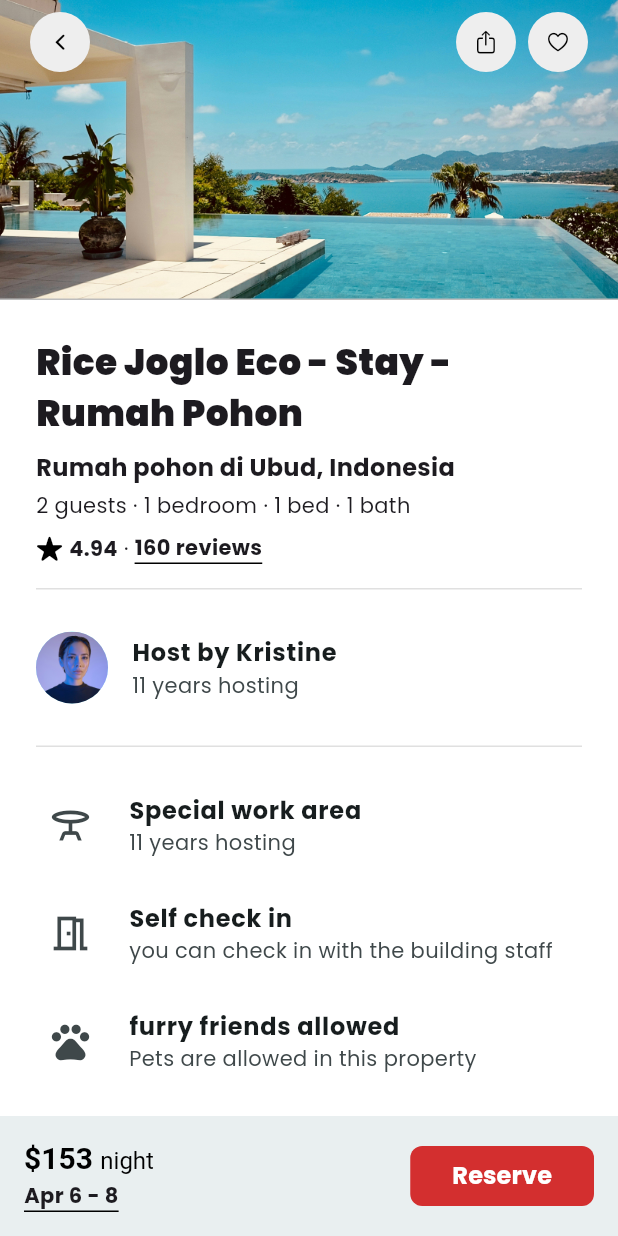
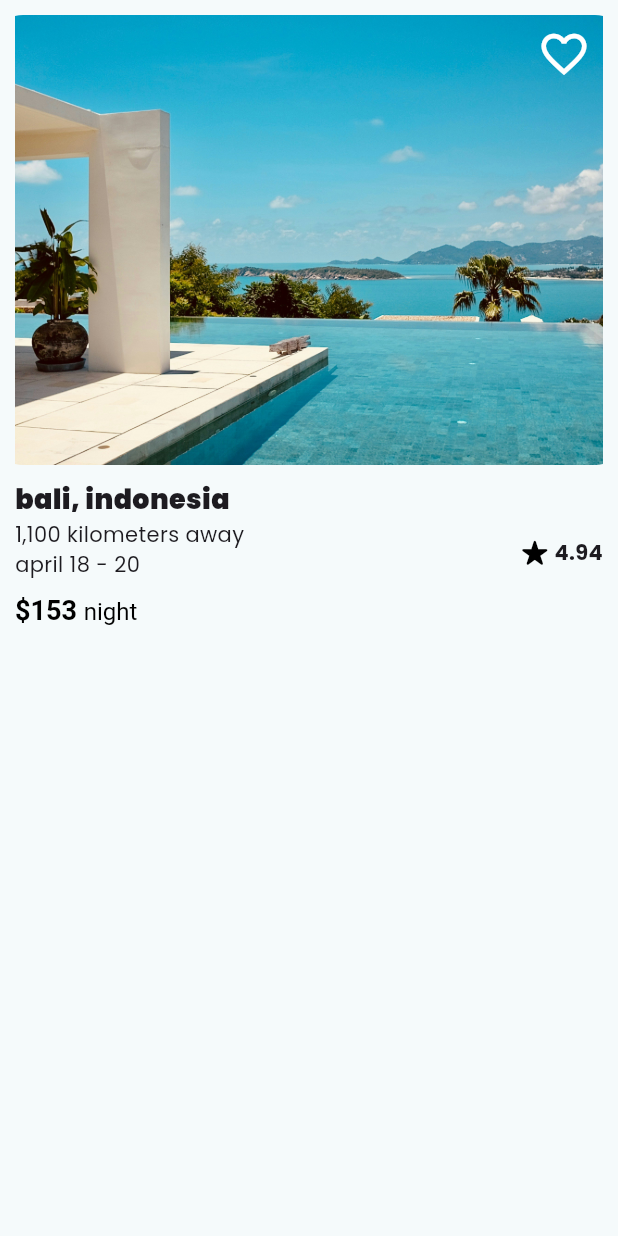
Before and after one commit to kelvinhandoko/airbnb-clone, a Flutter app: the screen it shows after launch, on a phone screen of 412 x 824 dp. Run offline on Flutter 3.47's test engine with Material 3 defaults, Android fonts, the phone set to English and light mode, and no system bars; drawn by our look-alikes of carousel_slider; our stand-ins replace google_fonts.

Commit message:
feat: home screen

```diff
--- a/lib/main.dart
+++ b/lib/main.dart
@@ -1,3 +1,4 @@
+import 'package:airbnb/screens/home_screen.dart';
 import 'package:airbnb/screens/hotel_detail_screen.dart';
 import 'package:flutter/material.dart';
 import 'package:google_fonts/google_fonts.dart';
@@ -15,10 +16,18 @@ class MyApp extends StatelessWidget {
     return MaterialApp(
       title: 'Flutter Demo',
       theme: ThemeData(
-          textTheme: GoogleFonts.poppinsTextTheme(),
-          useMaterial3: true,
-          colorScheme: ColorScheme.fromSeed(seedColor: Colors.grey)),
-      home: const HotelDetailScreen(),
+        textTheme: GoogleFonts.poppinsTextTheme(),
+        useMaterial3: true,
+        colorScheme: ColorScheme.fromSeed(seedColor: Colors.grey),
+        pageTransitionsTheme: const PageTransitionsTheme(
+          builders: <TargetPlatform, PageTransitionsBuilder>{
+            TargetPlatform.iOS: FadeUpwardsPageTransitionsBuilder(),
+            TargetPlatform.linux: OpenUpwardsPageTransitionsBuilder(),
+            TargetPlatform.macOS: FadeUpwardsPageTransitionsBuilder(),
+          },
+        ),
+      ),
+      home: const HomeScreen(),
     );
   }
 }
--- /dev/null
+++ b/lib/screens/home_screen.dart
@@ -0,0 +1,33 @@
+import 'package:airbnb/widget/destination_card.dart';
+import 'package:flutter/material.dart';
+
+class HomeScreen extends StatelessWidget {
+  const HomeScreen({super.key});
+
+  @override
+  Widget build(BuildContext context) {
+    return Scaffold(
+      body: SafeArea(
+        child: FutureBuilder(
+          future: Future.delayed(
+            const Duration(seconds: 1),
+          ),
+          builder: (context, snapshot) {
+            if (snapshot.connectionState == ConnectionState.waiting) {
+              return const Center(
+                child: CircularProgressIndicator(),
+              );
+            } else if (snapshot.connectionState == ConnectionState.done) {
+              return const Padding(
+                padding: EdgeInsets.all(10),
+                child: DestinationCard(),
+              );
+            } else {
+              return Container(); // Placeholder
+            }
+          },
+        ),
+      ),
+    );
+  }
+}
--- a/lib/screens/hotel_detail_screen.dart
+++ b/lib/screens/hotel_detail_screen.dart
@@ -32,6 +32,7 @@ class _HotelDetailScreenState extends State<HotelDetailScreen> {
                 physics: const BouncingScrollPhysics(),
                 slivers: <Widget>[
                   SliverAppBar(
+                    automaticallyImplyLeading: false,
                     backgroundColor: Colors.white,
                     pinned: true,
                     elevation: 2,
@@ -44,14 +45,16 @@ class _HotelDetailScreenState extends State<HotelDetailScreen> {
                       ),
                     ),
                     onStretchTrigger: () async {},
-                    title: const Row(
+                    title: Row(
                       mainAxisAlignment: MainAxisAlignment.spaceBetween,
                       children: [
                         IconContainer(
                           icon: CupertinoIcons.back,
-                          onPressed: null,
+                          onPressed: () {
+                            Navigator.pop(context);
+                          },
                         ),
-                        Row(
+                        const Row(
                           children: [
                             IconContainer(
                               icon: CupertinoIcons.share,
--- /dev/null
+++ b/lib/widget/destination_card.dart
@@ -0,0 +1,177 @@
+import 'package:airbnb/screens/hotel_detail_screen.dart';
+import 'package:airbnb/widget/image_carousel.dart';
+import 'package:flutter/cupertino.dart';
+import 'package:flutter/material.dart';
+
+class DestinationCard extends StatefulWidget {
+  const DestinationCard({Key? key});
+
+  @override
+  State<DestinationCard> createState() => _DestinationCardState();
+}
+
+class _DestinationCardState extends State<DestinationCard>
+    with SingleTickerProviderStateMixin {
+  bool _isFavorite = false;
+  late AnimationController _animationController;
+  late Animation<double> _animation;
+
+  @override
+  void initState() {
+    super.initState();
+    _animationController = AnimationController(
+      vsync: this,
+      duration: const Duration(milliseconds: 300),
+    );
+    _animation = Tween<double>(begin: 0.0, end: 1.0).animate(
+      CurvedAnimation(
+        parent: _animationController,
+        curve: Curves.easeInOut,
+      ),
+    );
+    _animationController.forward();
+  }
+
+  @override
+  void dispose() {
+    _animationController.dispose();
+    super.dispose();
+  }
+
+  @override
+  Widget build(BuildContext context) {
+    return AnimatedBuilder(
+      animation: _animationController,
+      builder: (context, child) {
+        return Opacity(
+          opacity: _animation.value,
+          child: Transform.translate(
+            offset: Offset(10 * (1 - _animation.value), 0.0),
+            child: child,
+          ),
+        );
+      },
+      child: IntrinsicHeight(
+        child: GestureDetector(
+          onTap: () {
+            Navigator.of(context).push(
+              MaterialPageRoute<HotelDetailScreen>(
+                builder: (BuildContext context) => const HotelDetailScreen(),
+              ),
+            );
+          },
+          child: Column(
+            children: [
+              Stack(
+                children: [
+                  const ImageCarousel(),
+                  Positioned(
+                    top: 0,
+                    right: 0,
+                    child: IgnorePointer(
+                      ignoring: false,
+                      child: AnimatedSwitcher(
+                        duration: const Duration(milliseconds: 100),
+                        switchInCurve: Curves.easeIn,
+                        switchOutCurve: Curves.easeOut,
+                        child: IconButton(
+                          key: ValueKey<bool>(_isFavorite),
+                          onPressed: () {
+                            setState(() {
+                              _isFavorite = !_isFavorite;
+                            });
+                          },
+                          icon: Icon(
+                            _isFavorite
+                                ? Icons.favorite
+                                : Icons.favorite_border,
+                            size: 36,
+                            color: _isFavorite ? Colors.red : Colors.white,
+                          ),
+                        ),
+                      ),
+                    ),
+                  ),
+                ],
+              ),
+              const SizedBox(
+                height: 10,
+              ),
+              Row(
+                mainAxisAlignment: MainAxisAlignment.spaceBetween,
+                children: [
+                  Column(
+                    crossAxisAlignment: CrossAxisAlignment.start,
+                    children: [
+                      const Text(
+                        "bali, indonesia",
+                        style: TextStyle(
+                          fontSize: 18.0,
+                          fontWeight: FontWeight.w900,
+                        ),
+                      ),
+                      const Text(
+                        "1,100 kilometers away",
+                        style: TextStyle(
+                          fontSize: 14.0,
+                        ),
+                      ),
+                      const Text(
+                        "april 18 - 20",
+                        style: TextStyle(
+                          fontSize: 14.0,
+                        ),
+                      ),
+                      const SizedBox(
+                        height: 10,
+                      ),
+                      RichText(
+                        text: const TextSpan(
+                          text: '\$153 ',
+                          style: TextStyle(
+                            color: Colors.black,
+                            fontSize: 18.0,
+                            fontWeight: FontWeight.bold,
+                          ),
+                          children: [
+                            TextSpan(
+                              text: 'night',
+                              style: TextStyle(
+                                fontSize: 16.0,
+                                fontWeight: FontWeight.w400,
+                              ),
+                            ),
+                          ],
+                        ),
+                      )
+                    ],
+                  ),
+                  const Row(
+                    children: [
+                      Icon(
+                        CupertinoIcons.star_fill,
+                        color: Colors.black,
+                        size: 18.0,
+                      ),
+                      SizedBox(
+                        width: 4.0,
+                      ),
+                      Text(
+                        '4.94',
+                        style: TextStyle(
+                            fontWeight: FontWeight.w700, fontSize: 14.0),
+                      ),
+                    ],
+                  ),
+                ],
+              ),
+              const SizedBox(
+                height: 10,
+              ),
+            ],
+          ),
+        ),
+      ),
+    );
+  }
+}
--- a/lib/widget/image_carousel.dart
+++ b/lib/widget/image_carousel.dart
@@ -22,6 +22,7 @@ class ImageCarousel extends StatelessWidget {
               width: double.infinity,
               margin: const EdgeInsets.symmetric(horizontal: 5.0),
               decoration: BoxDecoration(
+                  borderRadius: BorderRadius.circular(20),
                   image: DecorationImage(image: image, fit: BoxFit.cover)),
             );
           },
```
